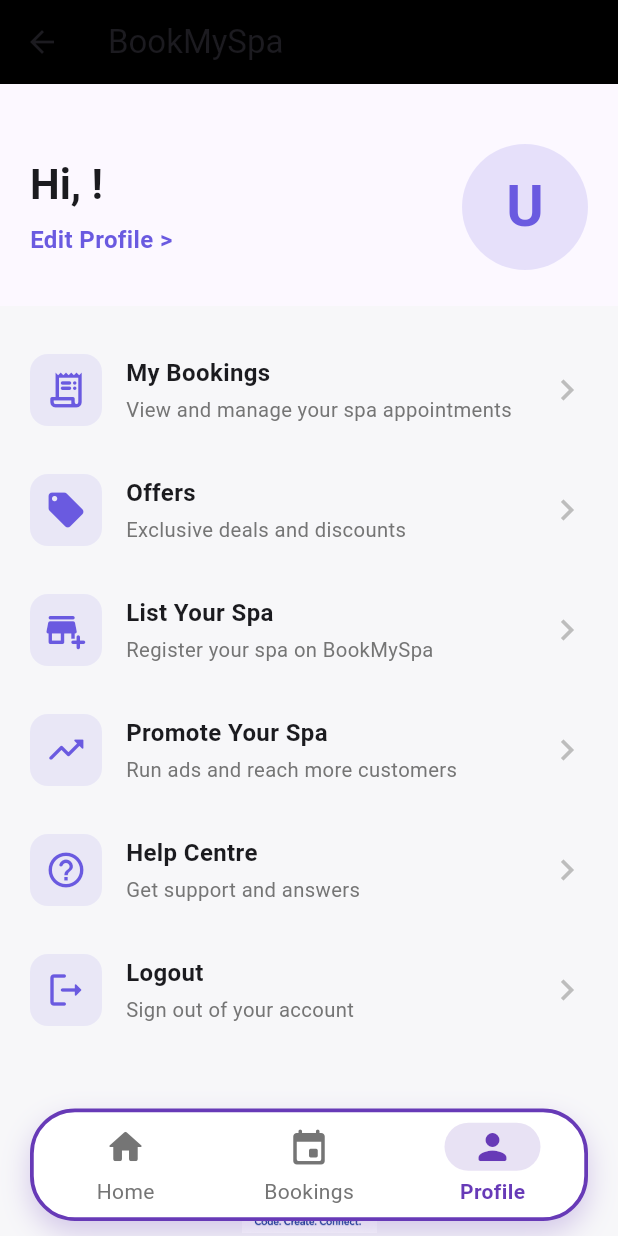
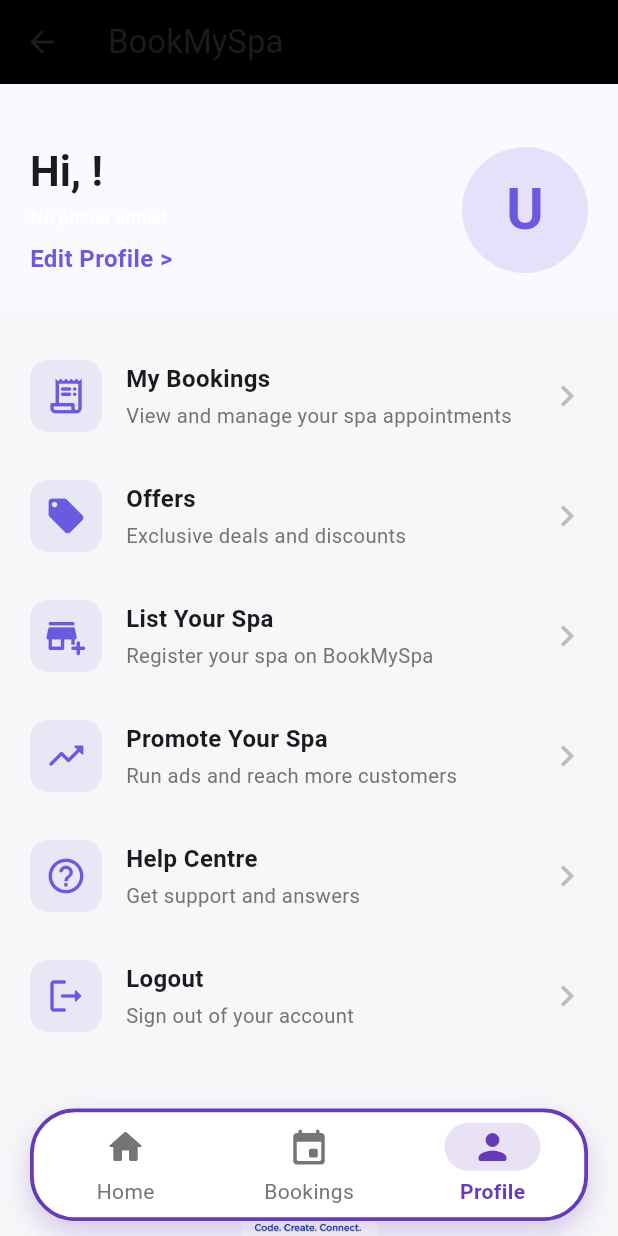
Before and after one commit to avrsoftdev/bookmyspa, a Flutter app: the HomePage screen opened by its route, item 3 of the bottom bar chosen, on a phone screen of 412 x 824 dp. Run offline on Flutter 3.47's test engine with Material 3 defaults, Android fonts, the phone set to English and light mode, and no system bars; our stand-ins replace cloud_firestore, firebase_auth, firebase_core, geocoding, geolocator, google_sign_in; accounts and stored records are empty.

Commit message:
Adding Phone Number

```diff
--- a/lib/src/features/profile/presentation/pages/profile_screen.dart
+++ b/lib/src/features/profile/presentation/pages/profile_screen.dart
@@ -108,6 +108,15 @@
                                     .textTheme
                                     .headlineMedium
                                     ?.copyWith(fontWeight: FontWeight.bold),
+                              ),
+                              const SizedBox(height: 4),
+                              Text(
+                                phone.isNotEmpty ? phone : 'No phone added',
+                                style: const TextStyle(
+                                  fontSize: 12,
+                                  color: Colors.white,
+                                  fontWeight: FontWeight.w400,
+                                ),
                               ),
                               const SizedBox(height: 8),
                               InkWell(
```
